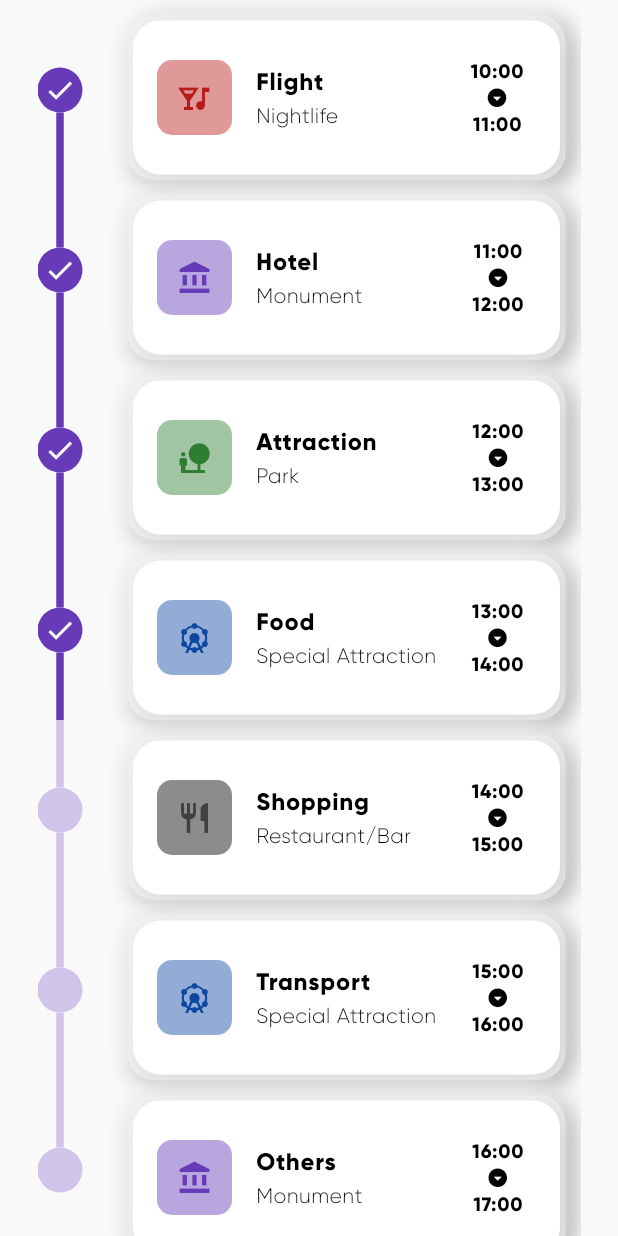
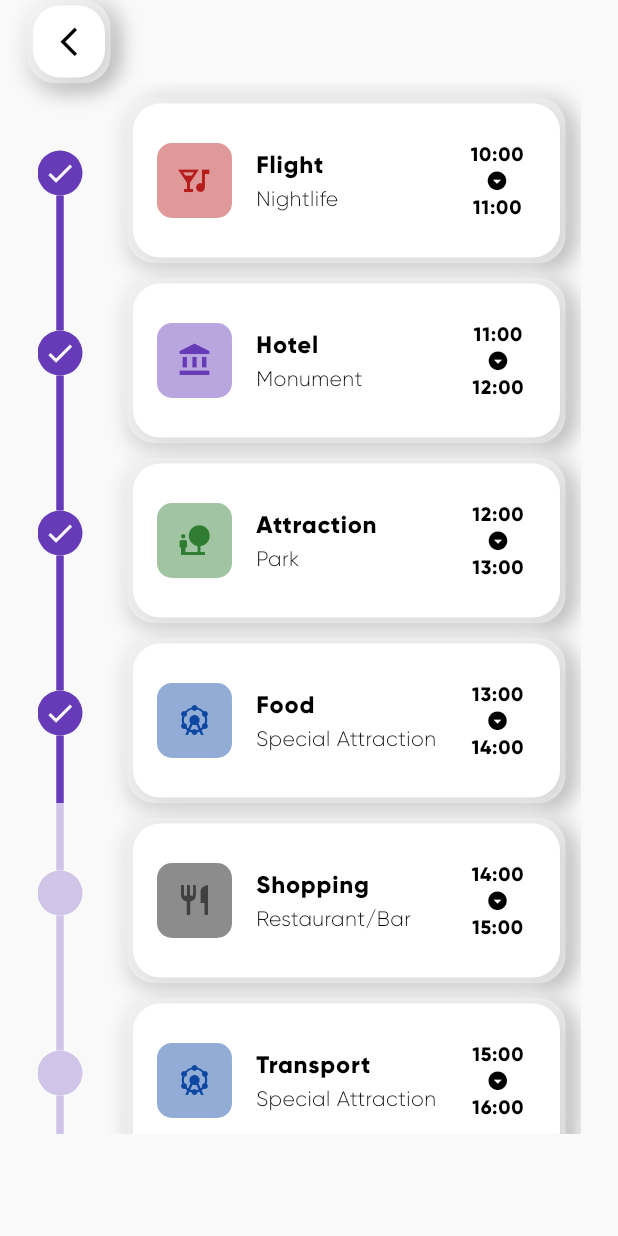
Before and after one commit to Mahesh1772/ItineraryApp, a Flutter app: the ItineraryPage screen opened directly, on a phone screen of 412 x 824 dp. Run offline on Flutter 3.47's test engine with Material 3 defaults, Android fonts, the phone set to English and light mode, and no system bars; drawn by our look-alikes of timeline_tile; our stand-ins replace animated_toggle_switch, auto_size_text, flutter_screenutil.

Commit message:
Back button on itinerary page

```diff
--- a/itinerary_app/lib/components/places_tile.dart
+++ b/itinerary_app/lib/components/places_tile.dart
@@ -5,85 +5,6 @@ import 'package:itinerary_app/components/location_class.dart';
 import 'package:itinerary_app/components/neumorphic_box.dart';
 import 'package:animated_toggle_switch/animated_toggle_switch.dart';
 
-/*
-class PlacesTile extends StatefulWidget {
-  @override
-  State<PlacesTile> createState() => _PlacesTileState();
-}
-
-class _PlacesTileState extends State<PlacesTile> {
-  List currentSelectedValues = [];
-
-  @override
-  Widget build(BuildContext context) {
-    return NeumorphicBox(
-      child: Padding(
-        padding: const EdgeInsets.all(8.0),
-        child: Column(
-          mainAxisAlignment: MainAxisAlignment.start,
-          children: [
-            ClipRRect(
-              borderRadius: BorderRadius.circular(20.r),
-              child: Image.asset(
-                'lib/assets/images/jewel.jpg',
-              ),
-            ),
-            SizedBox(height: 20.h),
-            Row(
-              children: [
-                Icon(Icons.wb_sunny_outlined, size: 30.sp),
-              ],
-            ),
-            Padding(
-              padding: EdgeInsets.all(4.0.sp),
-              child: Row(
-                mainAxisAlignment: MainAxisAlignment.spaceBetween,
-                children: [
-                  Column(
-                    crossAxisAlignment: CrossAxisAlignment.start,
-                    mainAxisAlignment: MainAxisAlignment.center,
-                    children: [
-                      Text(
-                        'The Jewel',
-                        style: TextStyle(
-                          fontSize: 20.sp,
-                          fontWeight: FontWeight.bold,
-                        ),
-                      ),
-                      Text(
-                        'Attractions',
-                        style: TextStyle(
-                          fontSize: 15.sp,
-                          fontWeight: FontWeight.w500,
-                        ),
-                      ),
-                    ],
-                  ),
-                  Icon(Icons.arrow_forward_ios),
-                ],
-              ),
-            ),
-          ],
-        ),
-      ),
-    );
-  }
-}
-
-Widget rollingIconBuilder(bool value, Size iconSize, bool foreground) {
-  IconData data;
-
-  if (value) {
-    data = Icons.check_circle;
-  } else {
-    data = Icons.cancel;
-  }
-  return Icon(
-    data,
-    size: iconSize.shortestSide,
-  );
-}
-*/
 class PlacesTile extends StatelessWidget {
   final Location location;
   final VoidCallback onTap;
--- a/itinerary_app/lib/pages/itinerary_display_page.dart
+++ b/itinerary_app/lib/pages/itinerary_display_page.dart
@@ -1,5 +1,7 @@
 import 'package:flutter/material.dart';
+import 'package:flutter_screenutil/flutter_screenutil.dart';
 import 'package:itinerary_app/components/itenary_tiles.dart';
+import 'package:itinerary_app/components/neumorphic_box.dart';
 import 'package:itinerary_app/pages/timeline_tile.dart';
 import 'package:intl/intl.dart';
 
@@ -7,16 +9,62 @@ class ItineraryPage extends StatefulWidget {
   ItineraryPage({super.key});
 
   final List<ItineraryItem> _itinerary = [
-    ItineraryItem(name: 'Flight', value1: true, value2: false, value3: true, category: 'Nightlife', start: '10:00', end: '11:00'),
-    ItineraryItem(name: 'Hotel', value1: false, value2: false, value3: true, category: 'Monument' , start: '11:00', end: '12:00'),
     ItineraryItem(
-        name: 'Attraction', value1: false, value2: false, value3: true, category: 'Park', start: '12:00', end: '13:00'),
-    ItineraryItem(name: 'Food', value1: false, value2: false, value3: true, category: 'Special Attraction',   start: '13:00', end: '14:00'),
+        name: 'Flight',
+        value1: true,
+        value2: false,
+        value3: true,
+        category: 'Nightlife',
+        start: '10:00',
+        end: '11:00'),
     ItineraryItem(
-        name: 'Shopping', value1: false, value2: false, value3: false, category: 'Restaurant/Bar', start: '14:00', end: '15:00'),
+        name: 'Hotel',
+        value1: false,
+        value2: false,
+        value3: true,
+        category: 'Monument',
+        start: '11:00',
+        end: '12:00'),
     ItineraryItem(
-        name: 'Transport', value1: false, value2: false, value3: false, category: 'Special Attraction', start: '15:00', end: '16:00'),
-    ItineraryItem(name: 'Others', value1: false, value2: true, value3: false, category: 'Monument', start: '16:00', end: '17:00'),
+        name: 'Attraction',
+        value1: false,
+        value2: false,
+        value3: true,
+        category: 'Park',
+        start: '12:00',
+        end: '13:00'),
+    ItineraryItem(
+        name: 'Food',
+        value1: false,
+        value2: false,
+        value3: true,
+        category: 'Special Attraction',
+        start: '13:00',
+        end: '14:00'),
+    ItineraryItem(
+        name: 'Shopping',
+        value1: false,
+        value2: false,
+        value3: false,
+        category: 'Restaurant/Bar',
+        start: '14:00',
+        end: '15:00'),
+    ItineraryItem(
+        name: 'Transport',
+        value1: false,
+        value2: false,
+        value3: false,
+        category: 'Special Attraction',
+        start: '15:00',
+        end: '16:00'),
+    ItineraryItem(
+        name: 'Others',
+        value1: false,
+        value2: true,
+        value3: false,
+        category: 'Monument',
+        start: '16:00',
+        end: '17:00'),
   ];
   @override
   State<ItineraryPage> createState() => _ItineraryPageState();
@@ -27,10 +75,32 @@ class _ItineraryPageState extends State<ItineraryPage> {
   Widget build(BuildContext context) {
     return Scaffold(
       backgroundColor: Theme.of(context).colorScheme.background,
-      body: Padding(
+      body: SafeArea(
+        child: Column(
+          crossAxisAlignment: CrossAxisAlignment.stretch,
+          children: [
+            Row(
+              mainAxisAlignment: MainAxisAlignment.spaceBetween,
+              children: [
+                Padding(
+                  padding: EdgeInsets.symmetric(horizontal: 20.w),
+                  child: NeumorphicBox(
+                    child: IconButton(
+                      icon: Icon(Icons.arrow_back_ios_new, size: 25.sp),
+                      onPressed: () {
+                        Navigator.pop(context);
+                      },
+                    ),
+                  ),
+                ),
+              ],
+            ),
+            Padding(
               padding: EdgeInsets.symmetric(
                 horizontal: 25,
               ),
+              child: SizedBox(
+                height: 850.h,
                 child: ListView.builder(
                   itemCount: widget._itinerary.length,
                   itemBuilder: (context, index) {
@@ -44,6 +114,10 @@ class _ItineraryPageState extends State<ItineraryPage> {
                       itinerary: widget._itinerary[index].name,
                     );
                   },
+                ),
+              ),
+            ),
+          ],
         ),
       ),
     );
```
Lines whose indentation alone changed are shown as unchanged.
